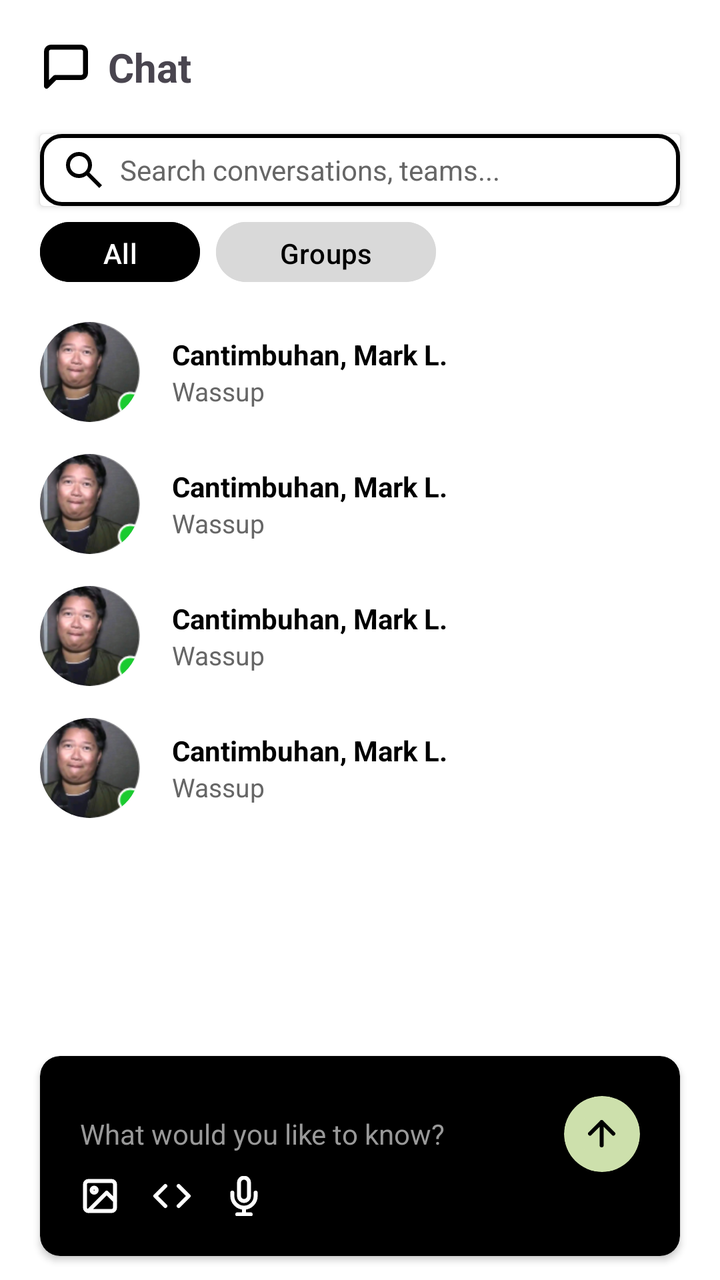
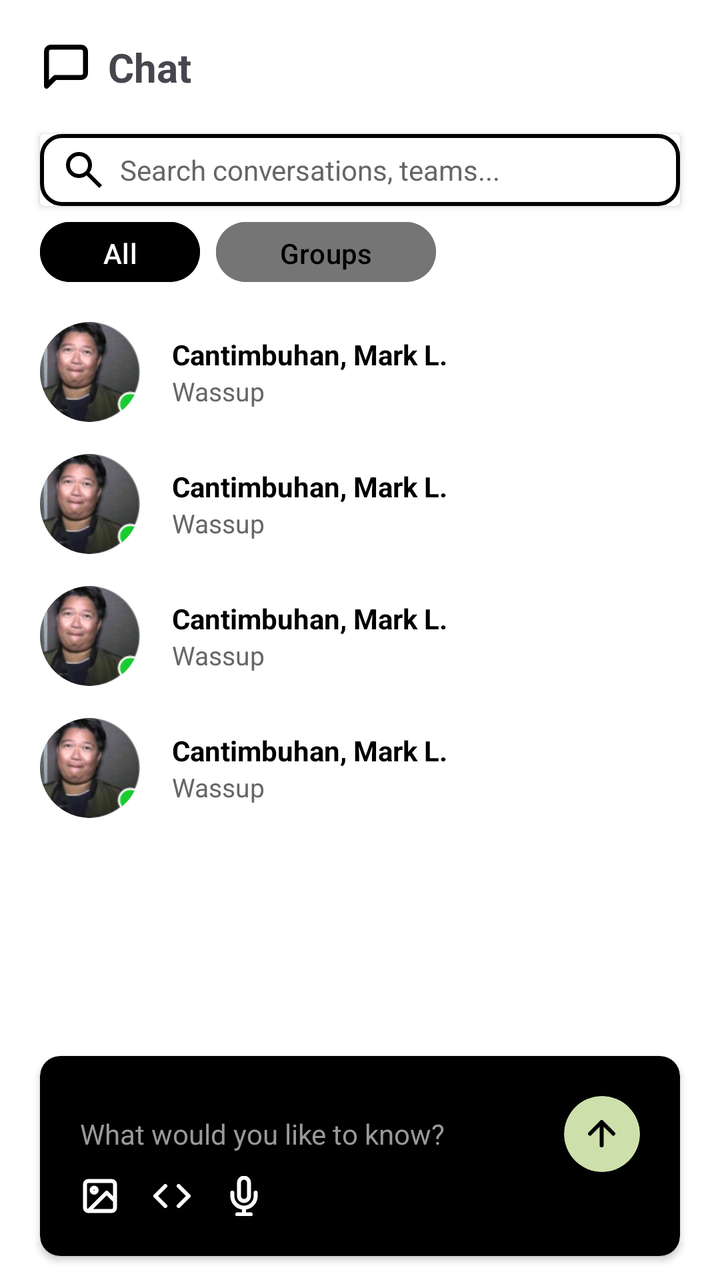

Two renders of the same Android screen: before a commit and after it. Below are the layout's source before the change and the commit's diff.
<!-- AndroidManifest.xml: application theme Theme.Syncly -->
<!-- res/layout/fragment_chat.xml -->
<?xml version="1.0" encoding="utf-8"?>
<FrameLayout xmlns:android="http://schemas.android.com/apk/res/android"
    xmlns:app="http://schemas.android.com/apk/res-auto"
    xmlns:tools="http://schemas.android.com/tools"
    android:id="@+id/main"
    android:layout_width="match_parent"
    android:layout_height="match_parent"
    android:background="#FFFFFF"
    tools:context=".fragments.Chat">

    <RelativeLayout
        android:layout_width="match_parent"
        android:layout_height="match_parent">
        <RelativeLayout
            android:layout_width="match_parent"
            android:layout_height="wrap_content"
            android:layout_margin="20dp"
            android:id="@+id/heading"
            >
            <ImageView
                android:layout_width="wrap_content"
                android:layout_height="wrap_content"
                android:src="@drawable/icon_chat"
                android:id="@+id/chatIcon"
                android:layout_centerVertical="true"
                app:tint="@color/black"
                />

            <TextView
                android:layout_width="wrap_content"
                android:layout_height="wrap_content"
                android:layout_toEndOf="@id/chatIcon"
                android:text="Chat"
                android:textSize="20dp"
                android:layout_marginLeft="8dp"
                android:textStyle="bold"
                android:layout_centerVertical="true"/>
        </RelativeLayout>

        <androidx.cardview.widget.CardView
            android:layout_width="match_parent"
            android:layout_height="wrap_content"
            android:id="@+id/searchContainer"
            android:layout_marginBottom="4dp"
            android:layout_marginHorizontal="20dp"
            android:layout_below="@id/heading"
            >
            <LinearLayout
                android:layout_width="match_parent"
                android:layout_height="wrap_content"
                android:orientation="horizontal"
                android:paddingVertical="6dp"
                android:layout_alignParentTop="true"
                android:background="@drawable/bg_outline_card">

                <ImageView
                    android:layout_width="24dp"
                    android:layout_height="24dp"
                    android:layout_marginStart="10dp"
                    android:src="@drawable/icon_search"
                    app:tint="#000000" />

                <EditText
                    android:layout_width="0dp"
                    android:layout_height="match_parent"
                    android:layout_marginStart="6dp"
                    android:layout_weight="1"
                    android:background="@null"
                    android:hint="Search conversations, teams..."
                    android:singleLine="true"
                    android:textColor="#000000"
                    android:textColorHint="#666666"
                    android:textSize="14sp" />

            </LinearLayout>
        </androidx.cardview.widget.CardView>
        <LinearLayout
            android:layout_width="match_parent"
            android:layout_height="wrap_content"
            android:orientation="horizontal"
            android:layout_below="@id/searchContainer"
            android:layout_marginHorizontal="20dp"
            android:id="@+id/filter">
            <com.google.android.material.button.MaterialButton
                android:layout_width="80dp"
                android:layout_height="38dp"
                android:text="All"
                android:backgroundTint="@color/black"
                android:layout_marginEnd="8dp"/>
            <com.google.android.material.button.MaterialButton
                android:layout_width="110dp"
                android:layout_height="38dp"
                android:text="Groups"
                android:backgroundTint="@color/gray"
                android:textColor="@color/black"/>
        </LinearLayout>

        <ScrollView
            android:layout_width="match_parent"
            android:layout_height="match_parent"
            android:layout_below="@id/filter"
            android:layout_marginHorizontal="20dp"
            android:layout_marginTop="8dp"
            android:layout_marginBottom="120dp">

            <LinearLayout
                android:layout_width="match_parent"
                android:layout_height="wrap_content"
                android:orientation="vertical">

                <androidx.constraintlayout.widget.ConstraintLayout
                    android:layout_width="match_parent"
                    android:layout_height="wrap_content"
                    android:paddingTop="8dp"
                    android:paddingBottom="8dp">

                    <androidx.cardview.widget.CardView
                        android:id="@+id/card1"
                        android:layout_width="50dp"
                        android:layout_height="50dp"
                        app:cardCornerRadius="25dp"
                        app:cardElevation="0dp"
                        app:layout_constraintStart_toStartOf="parent"
                        app:layout_constraintTop_toTopOf="parent">

                        <ImageView
                            android:layout_width="match_parent"
                            android:layout_height="match_parent"
                            android:background="#CCCCCC"
                            android:scaleType="centerCrop"
                            android:src="@drawable/sample_profile" />
                    </androidx.cardview.widget.CardView>

                    <TextView
                        android:id="@+id/name1"
                        android:layout_width="wrap_content"
                        android:layout_height="wrap_content"
                        android:layout_marginStart="16dp"
                        android:text="Cantimbuhan, Mark L."
                        android:textColor="#000000"
                        android:textSize="14sp"
                        android:textStyle="bold"
                        app:layout_constraintBottom_toTopOf="@+id/msg1"
                        app:layout_constraintStart_toEndOf="@+id/card1"
                        app:layout_constraintTop_toTopOf="@+id/card1"
                        app:layout_constraintVertical_chainStyle="packed" />

                    <TextView
                        android:id="@+id/msg1"
                        android:layout_width="wrap_content"
                        android:layout_height="wrap_content"
                        android:layout_marginStart="16dp"
                        android:text="Wassup"
                        android:textColor="#666666"
                        android:textSize="13sp"
                        app:layout_constraintBottom_toBottomOf="@+id/card1"
                        app:layout_constraintStart_toEndOf="@+id/card1"
                        app:layout_constraintTop_toBottomOf="@+id/name1" />
                </androidx.constraintlayout.widget.ConstraintLayout>

                <androidx.constraintlayout.widget.ConstraintLayout
                    android:layout_width="match_parent"
                    android:layout_height="wrap_content"
                    android:paddingTop="8dp"
                    android:paddingBottom="8dp">

                    <androidx.cardview.widget.CardView
                        android:id="@+id/card2"
                        android:layout_width="50dp"
                        android:layout_height="50dp"
                        app:cardCornerRadius="25dp"
                        app:cardElevation="0dp"
                        app:layout_constraintStart_toStartOf="parent"
                        app:layout_constraintTop_toTopOf="parent">

                        <ImageView
                            android:layout_width="match_parent"
                            android:layout_height="match_parent"
                            android:background="#CCCCCC"
                            android:scaleType="centerCrop"
                            android:src="@drawable/sample_profile" />
                    </androidx.cardview.widget.CardView>

                    <TextView
                        android:id="@+id/name2"
                        android:layout_width="wrap_content"
                        android:layout_height="wrap_content"
                        android:layout_marginStart="16dp"
                        android:text="Cantimbuhan, Mark L."
                        android:textColor="#000000"
                        android:textSize="14sp"
                        android:textStyle="bold"
                        app:layout_constraintBottom_toTopOf="@+id/msg2"
                        app:layout_constraintStart_toEndOf="@+id/card2"
                        app:layout_constraintTop_toTopOf="@+id/card2"
                        app:layout_constraintVertical_chainStyle="packed" />

                    <TextView
                        android:id="@+id/msg2"
                        android:layout_width="wrap_content"
                        android:layout_height="wrap_content"
                        android:layout_marginStart="16dp"
                        android:text="Wassup"
                        android:textColor="#666666"
                        android:textSize="13sp"
                        app:layout_constraintBottom_toBottomOf="@+id/card2"
                        app:layout_constraintStart_toEndOf="@+id/card2"
                        app:layout_constraintTop_toBottomOf="@+id/name2" />
                </androidx.constraintlayout.widget.ConstraintLayout>

                <androidx.constraintlayout.widget.ConstraintLayout
                    android:layout_width="match_parent"
                    android:layout_height="wrap_content"
                    android:paddingTop="8dp"
                    android:paddingBottom="8dp">

                    <androidx.cardview.widget.CardView
                        android:id="@+id/card3"
                        android:layout_width="50dp"
                        android:layout_height="50dp"
                        app:cardCornerRadius="25dp"
                        app:cardElevation="0dp"
                        app:layout_constraintStart_toStartOf="parent"
                        app:layout_constraintTop_toTopOf="parent">

                        <ImageView
                            android:layout_width="match_parent"
                            android:layout_height="match_parent"
                            android:background="#CCCCCC"
                            android:scaleType="centerCrop"
                            android:src="@drawable/sample_profile" />
                    </androidx.cardview.widget.CardView>

                    <TextView
                        android:id="@+id/name3"
                        android:layout_width="wrap_content"
                        android:layout_height="wrap_content"
                        android:layout_marginStart="16dp"
                        android:text="Cantimbuhan, Mark L."
                        android:textColor="#000000"
                        android:textSize="14sp"
                        android:textStyle="bold"
                        app:layout_constraintBottom_toTopOf="@+id/msg3"
                        app:layout_constraintStart_toEndOf="@+id/card3"
                        app:layout_constraintTop_toTopOf="@+id/card3"
                        app:layout_constraintVertical_chainStyle="packed" />

                    <TextView
                        android:id="@+id/msg3"
                        android:layout_width="wrap_content"
                        android:layout_height="wrap_content"
                        android:layout_marginStart="16dp"
                        android:text="Wassup"
                        android:textColor="#666666"
                        android:textSize="13sp"
                        app:layout_constraintBottom_toBottomOf="@+id/card3"
                        app:layout_constraintStart_toEndOf="@+id/card3"
                        app:layout_constraintTop_toBottomOf="@+id/name3" />
                </androidx.constraintlayout.widget.ConstraintLayout>

                <androidx.constraintlayout.widget.ConstraintLayout
                    android:layout_width="match_parent"
                    android:layout_height="wrap_content"
                    android:paddingTop="8dp"
                    android:paddingBottom="8dp">

                    <androidx.cardview.widget.CardView
                        android:id="@+id/card4"
                        android:layout_width="50dp"
                        android:layout_height="50dp"
                        app:cardCornerRadius="25dp"
                        app:cardElevation="0dp"
                        app:layout_constraintStart_toStartOf="parent"
                        app:layout_constraintTop_toTopOf="parent">

                        <ImageView
                            android:layout_width="match_parent"
                            android:layout_height="match_parent"
                            android:background="#CCCCCC"
                            android:scaleType="centerCrop"
                            android:src="@drawable/sample_profile" />
                    </androidx.cardview.widget.CardView>

                    <TextView
                        android:id="@+id/name4"
                        android:layout_width="wrap_content"
                        android:layout_height="wrap_content"
                        android:layout_marginStart="16dp"
                        android:text="Cantimbuhan, Mark L."
                        android:textColor="#000000"
                        android:textSize="14sp"
                        android:textStyle="bold"
                        app:layout_constraintBottom_toTopOf="@+id/msg4"
                        app:layout_constraintStart_toEndOf="@+id/card4"
                        app:layout_constraintTop_toTopOf="@+id/card4"
                        app:layout_constraintVertical_chainStyle="packed" />

                    <TextView
                        android:id="@+id/msg4"
                        android:layout_width="wrap_content"
                        android:layout_height="wrap_content"
                        android:layout_marginStart="16dp"
                        android:text="Wassup"
                        android:textColor="#666666"
                        android:textSize="13sp"
                        app:layout_constraintBottom_toBottomOf="@+id/card4"
                        app:layout_constraintStart_toEndOf="@+id/card4"
                        app:layout_constraintTop_toBottomOf="@+id/name4" />
                </androidx.constraintlayout.widget.ConstraintLayout>
            </LinearLayout>
        </ScrollView>
    </RelativeLayout>
    <androidx.cardview.widget.CardView
        android:layout_width="match_parent"
        android:layout_height="100dp"
        android:backgroundTint="@color/black"
        app:cardCornerRadius="10dp"
        android:layout_marginHorizontal="20dp"
        android:layout_marginBottom="12dp"
        android:layout_gravity="bottom">
        <RelativeLayout
            android:id="@+id/chatbotContainer"
            android:layout_width="match_parent"
            android:layout_height="match_parent"
            android:padding="20dp"
            >

            <EditText
                android:id="@+id/chatbotInput"
                android:layout_width="290dp"
                android:layout_height="38dp"
                android:background="@null"
                android:hint="What would you like to know?"
                android:textColorHint="#999999"
                android:textColor="@color/white"
                android:textSize="14sp"/>

            <androidx.cardview.widget.CardView
                android:layout_width="38dp"
                android:layout_height="38dp"
                app:cardCornerRadius="40dp"
                android:backgroundTint="@color/green"
                android:padding="4dp"
                android:layout_alignParentEnd="true"
                android:id="@+id/sendBtn">
                <ImageButton
                    android:layout_width="28dp"
                    android:layout_height="28dp"
                    android:src="@drawable/icon_send"
                    android:backgroundTint="@color/green"
                    android:layout_gravity="center"
                    />
            </androidx.cardview.widget.CardView>

            <LinearLayout
                android:layout_width="wrap_content"
                android:layout_height="wrap_content"
                android:layout_marginTop="16dp"
                android:orientation="horizontal"
                android:layout_alignParentBottom="true">

                <ImageView
                    android:layout_width="20dp"
                    android:layout_height="20dp"
                    android:layout_marginEnd="16dp"
                    android:src="@drawable/icon_image"
                    app:tint="#FFFFFF" />

                <ImageView
                    android:layout_width="20dp"
                    android:layout_height="20dp"
                    android:layout_marginEnd="16dp"
                    android:src="@drawable/icon_code"
                    app:tint="#FFFFFF" />

                <ImageView
                    android:layout_width="20dp"
                    android:layout_height="20dp"
                    android:src="@drawable/icon_mic"
                    app:tint="#FFFFFF" />

            </LinearLayout>

        </RelativeLayout>
    </androidx.cardview.widget.CardView>
</FrameLayout>
<!-- resources referenced by this layout -->
<resources>
  <color name="black">#FF000000</color>
  <color name="gray">#D9D9D9</color>
  <color name="green">#CDE0AC</color>
  <color name="white">#FFFFFFFF</color>
  <!-- drawable bg_outline_card (drawable) -->
  <?xml version="1.0" encoding="utf-8"?>
  <shape xmlns:android="http://schemas.android.com/apk/res/android"
      android:shape="rectangle">
  
      <solid android:color="@color/white"/>
      <stroke android:color="@color/black"
          android:width="2dp"/>
      <corners
          android:topLeftRadius="10dp"
          android:topRightRadius="10dp"
          android:bottomLeftRadius="10dp"
          android:bottomRightRadius="10dp"/>
  
  </shape>
  <!-- drawable icon_chat (drawable) -->
  <vector xmlns:android="http://schemas.android.com/apk/res/android"
      android:width="26dp"
      android:height="26dp"
      android:viewportWidth="26"
      android:viewportHeight="26">
    <path
        android:pathData="M22.75,16.25C22.75,16.825 22.522,17.376 22.115,17.782C21.709,18.188 21.158,18.417 20.583,18.417H7.583L3.25,22.75V5.417C3.25,4.842 3.478,4.291 3.885,3.885C4.291,3.478 4.842,3.25 5.417,3.25H20.583C21.158,3.25 21.709,3.478 22.115,3.885C22.522,4.291 22.75,4.842 22.75,5.417V16.25Z"
        android:strokeLineJoin="round"
        android:strokeWidth="2.5"
        android:fillColor="#00000000"
        android:strokeColor="#ffffff"
        android:strokeLineCap="round"/>
  </vector>
  <!-- drawable icon_code (drawable) -->
  <vector xmlns:android="http://schemas.android.com/apk/res/android"
      android:width="20dp"
      android:height="20dp"
      android:viewportWidth="20"
      android:viewportHeight="20">
    <path
        android:pathData="M13.333,15L18.333,10L13.333,5M6.667,5L1.667,10L6.667,15"
        android:strokeLineJoin="round"
        android:strokeWidth="2"
        android:fillColor="#00000000"
        android:strokeColor="#ffffff"
        android:strokeLineCap="round"/>
  </vector>
  <!-- drawable icon_image (drawable) -->
  <vector xmlns:android="http://schemas.android.com/apk/res/android"
      android:width="20dp"
      android:height="20dp"
      android:viewportWidth="20"
      android:viewportHeight="20">
    <path
        android:pathData="M4.167,17.5H15.833C16.754,17.5 17.5,16.754 17.5,15.833V4.167C17.5,3.246 16.754,2.5 15.833,2.5H4.167C3.246,2.5 2.5,3.246 2.5,4.167V15.833C2.5,16.754 3.246,17.5 4.167,17.5ZM4.167,17.5L13.333,8.333L17.5,12.5M8.333,7.083C8.333,7.774 7.774,8.333 7.083,8.333C6.393,8.333 5.833,7.774 5.833,7.083C5.833,6.393 6.393,5.833 7.083,5.833C7.774,5.833 8.333,6.393 8.333,7.083Z"
        android:strokeLineJoin="round"
        android:strokeWidth="2"
        android:fillColor="#00000000"
        android:strokeColor="#ffffff"
        android:strokeLineCap="round"/>
  </vector>
  <!-- drawable icon_search (drawable) -->
  <vector xmlns:android="http://schemas.android.com/apk/res/android"
      android:width="24dp"
      android:height="24dp"
      android:viewportWidth="960"
      android:viewportHeight="960">
    <path
        android:pathData="M784,840 L532,588q-30,24 -69,38t-83,14q-109,0 -184.5,-75.5T120,380q0,-109 75.5,-184.5T380,120q109,0 184.5,75.5T640,380q0,44 -14,83t-38,69l252,252 -56,56ZM380,560q75,0 127.5,-52.5T560,380q0,-75 -52.5,-127.5T380,200q-75,0 -127.5,52.5T200,380q0,75 52.5,127.5T380,560Z"
        android:fillColor="#e3e3e3"/>
  </vector>
  <!-- drawable icon_send (drawable) -->
  <vector xmlns:android="http://schemas.android.com/apk/res/android"
      android:width="14dp"
      android:height="14dp"
      android:viewportWidth="14"
      android:viewportHeight="14">
    <path
        android:pathData="M6.833,12.667V1M6.833,1L1,6.833M6.833,1L12.667,6.833"
        android:strokeLineJoin="round"
        android:strokeWidth="2"
        android:fillColor="#000000"
        android:strokeColor="#000000"
        android:strokeLineCap="round"/>
  </vector>
  <style name="Theme.Syncly" parent="Base.Theme.Syncly" />
  <style name="Base.Theme.Syncly" parent="Theme.Material3.DayNight.NoActionBar">
          
          
      </style>
  <!-- unchanged entries left out for length: 2 -->
</resources>

<!-- the commit's change to res/layout/fragment_chat.xml (unified diff, before → after) -->
@@ -349,6 +349,7 @@
                     android:src="@drawable/icon_send"
                     android:backgroundTint="@color/green"
                     android:layout_gravity="center"
+                    android:background="@android:color/transparent"
                     />
             </androidx.cardview.widget.CardView>
 
<!-- resource entries referenced after the edit -->
@@ -1,7 +1,7 @@
 <!-- resources referenced by this layout -->
 <resources>
   <color name="black">#FF000000</color>
-  <color name="gray">#D9D9D9</color>
+  <color name="gray">#757575</color>
   <color name="green">#CDE0AC</color>
   <color name="white">#FFFFFFFF</color>
   <!-- drawable bg_outline_card (drawable) -->
